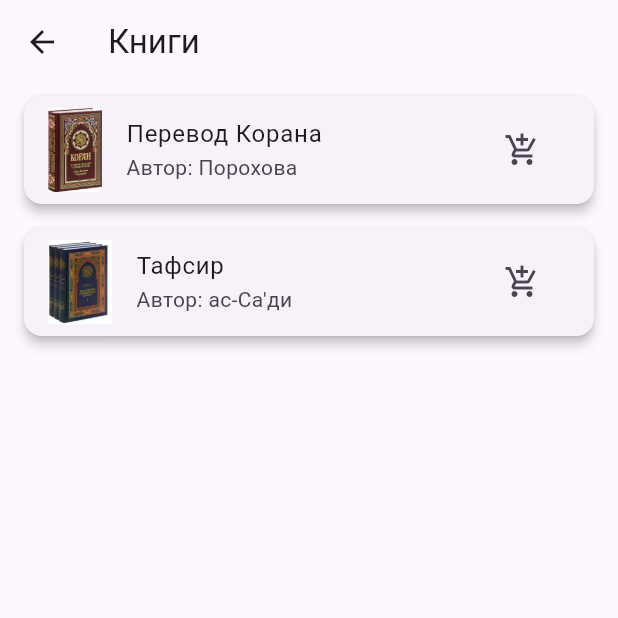
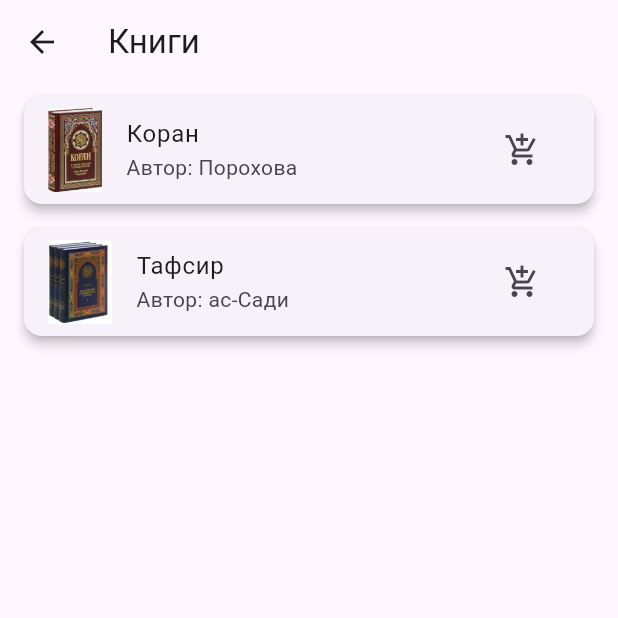
Before and after one commit to abumuhammad0572/storex, a Flutter app: the screen it shows after launch, after a tap on "Список книг", on a phone screen of 412 x 824 dp, the top half of it. Run offline on Flutter 3.47's test engine with Material 3 defaults, Android fonts, the phone set to English and light mode, and no system bars.

Commit message:
Урок 4.1

```diff
--- a/lib/main.dart
+++ b/lib/main.dart
@@ -1,6 +1,9 @@
 import 'package:flutter/material.dart';
 import 'package:provider/provider.dart';
 import 'package:storex/providers/cart_provider.dart';
+import 'package:storex/screens/book_detail_screen.dart';
+import 'package:storex/screens/book_list_screen.dart';
+import 'package:storex/screens/cart_screen.dart';
 import 'package:storex/screens/home_screen.dart';
 
 void main() {
@@ -19,9 +22,15 @@ class MyApp extends StatelessWidget {
 
   @override
   Widget build(BuildContext context) {
-    return const MaterialApp(
+    return MaterialApp(
+      debugShowCheckedModeBanner: false,
       title: 'StoreX',
-      home: HomeScreen(),
+      initialRoute: '/',
+      routes: {
+        '/': (context) => const HomeScreen(),
+        '/books': (context) => BookListScreen(),
+        '/cart': (context) => CartScreen(),
+      },
     );
   }
 }
--- a/lib/models/book.dart
+++ b/lib/models/book.dart
@@ -4,8 +4,7 @@ class Book {
   final String author;
   final String description;
   final double price;
-  final String imageUrl;
-  final String category;
+  final String image;
 
   Book({
     required this.id,
@@ -13,7 +12,6 @@ class Book {
     required this.author,
     required this.description,
     required this.price,
-    required this.imageUrl,
-    required this.category,
+    required this.image,
   });
 }
--- a/lib/providers/cart_provider.dart
+++ b/lib/providers/cart_provider.dart
@@ -1,27 +1,23 @@
 import 'package:flutter/material.dart';
-import 'package:storex/models/book.dart';
+import '../models/book.dart'; // Импортируйте модель
 
 class CartProvider with ChangeNotifier {
-// Список товаров в корзине
-  final List<Book> _items = [];
+  final List<Book> _items = []; // Храним объекты типа Book
 
-// Получить товары в корзине
   List<Book> get items => _items;
 
-// Добавить товар в корзину
   void addItem(Book book) {
-    _items.add(book);
-    // Уведомить виджеты, которые зависят от этого состояния
+    if (!_items.any((item) => item.id == book.id)) {
+      _items.add(book);
+      notifyListeners();
+    }
+  }
+
+  void removeItem(String bookId) {
+    _items.removeWhere((item) => item.id == bookId);
     notifyListeners();
   }
 
-// Удалить товар из корзины
-  void removeItem(String id) {
-    _items.removeWhere((book) => book.id == id);
-    notifyListeners();
-  }
-
-// Очистить корзину
   void clearCart() {
     _items.clear();
     notifyListeners();
--- a/lib/screens/book_list_screen.dart
+++ b/lib/screens/book_list_screen.dart
@@ -1,28 +1,26 @@
 import 'package:flutter/material.dart';
 import 'package:provider/provider.dart';
+import 'package:storex/models/book.dart';
 import 'package:storex/providers/cart_provider.dart';
 import 'package:storex/screens/book_detail_screen.dart';
-import '../models/book.dart';
 
 class BookListScreen extends StatelessWidget {
   final List<Book> books = [
     Book(
-      id: '1',
-      title: 'Перевод Корана',
-      author: 'Порохова',
-      description: 'Основная книга ислама.',
-      price: 8.0,
-      imageUrl: 'assets/images/quran.png',
-      category: 'Религиозные книги',
+      id: "1",
+      title: "Коран",
+      author: "Порохова",
+      description: "Основная книга ислама.",
+      price: 0.0,
+      image: "assets/images/quran.png",
     ),
     Book(
-      id: '2',
-      title: 'Тафсир',
-      author: "ас-Са'ди",
-      description: 'Сборник толкований Корана.',
+      id: "2",
+      title: "Тафсир",
+      author: "ас-Сади",
+      description: "Тафсир Корана в трех томах.",
       price: 10.99,
-      imageUrl: 'assets/images/tafseer.png',
-      category: 'Религиозные книги',
+      image: "assets/images/tafseer.png",
     ),
   ];
 
@@ -37,34 +35,51 @@ class BookListScreen extends StatelessWidget {
       ),
       body: ListView.builder(
         itemCount: books.length,
-        itemBuilder: (ctx, i) => Card(
+        itemBuilder: (ctx, i) {
+          final book = books[i];
+          return Card(
             elevation: 3,
             margin: const EdgeInsets.symmetric(vertical: 8, horizontal: 16),
             child: ListTile(
-            leading: Image.asset(books[i].imageUrl),
-            title: Text(books[i].title),
-            subtitle: Text('Автор: ${books[i].author}'),
+              leading: Image.asset(book.image),
+              title: Text(book.title),
+              subtitle: Text('Автор: ${book.author}'),
               trailing: IconButton(
+                icon: const Icon(Icons.add_shopping_cart),
                 onPressed: () {
-                cartProvider.addItem(books[i]);
+                  cartProvider.addItem(book); // Передаём объект Book
                   ScaffoldMessenger.of(context).showSnackBar(
                     SnackBar(
-                    content: Text('${books[i].title} добавлен в корзину'),
+                      content: Text('${book.title} добавлен в корзину'),
                       duration: const Duration(seconds: 2),
                     ),
                   );
                 },
-              icon: const Icon(Icons.add_shopping_cart),
               ),
               onTap: () {
                 Navigator.push(
                   context,
-                MaterialPageRoute(
-                    builder: (context) => BookDetailScreen(book: books[i])),
+                  PageRouteBuilder(
+                      pageBuilder: (context, animation, secondaryAnimation) =>
+                          BookDetailScreen(book: book),
+                      transitionsBuilder:
+                          (context, animation, secondaryAnimation, child) {
+                        var begin = const Offset(1.0, 0.0);
+                        var end = Offset.zero;
+                        var curve = Curves.ease;
+                        var tween = Tween(begin: begin, end: end)
+                            .chain(CurveTween(curve: curve));
+                        var offsetAnimation = animation.drive(tween);
+                        return SlideTransition(
+                          position: offsetAnimation,
+                          child: child,
+                        );
+                      }),
                 );
               },
             ),
-        ),
+          );
+        },
       ),
     );
   }
--- a/lib/screens/home_screen.dart
+++ b/lib/screens/home_screen.dart
@@ -13,11 +13,9 @@ class HomeScreen extends StatelessWidget {
         actions: [
           IconButton(
             onPressed: () {
-              Navigator.push(
+              Navigator.pushNamed(
                 context,
-                MaterialPageRoute(
-                  builder: (context) => const CartScreen(),
-                ),
+                '/cart',
               );
             },
             icon: const Icon(Icons.shopping_cart),
@@ -31,9 +29,9 @@ class HomeScreen extends StatelessWidget {
             const SizedBox(height: 24),
             ElevatedButton(
               onPressed: () {
-                Navigator.push(
+                Navigator.pushNamed(
                   context,
-                  MaterialPageRoute(builder: (context) => BookListScreen()),
+                  '/books',
                 );
               },
               child: const Text('Список книг'),
```
Also changed, not shown: lib/screens/book_detail_screen.dart (+11 -25 lines), lib/screens/cart_screen.dart (+16 -24 lines). Lines whose indentation alone changed are shown as unchanged.
